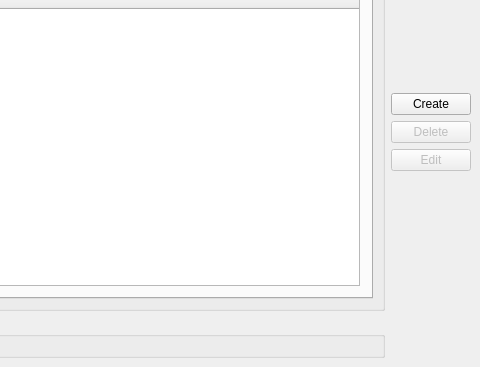
The window that src/Gui/DlgMacroExecute.ui (berndhahnebach/All_FreeCAD) describes before a commit, drawn with Qt 5; both pictures show x 160 to 640 and y 113 to 480 of the 640 by 480 pixel window.
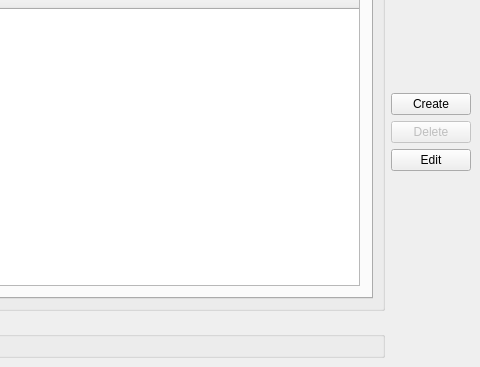
The same window after the commit. Custom widgets are drawn as their Qt base class.

Commit message: + allow to open system macros in read-only mode

```diff
--- a/src/Gui/DlgMacroExecute.ui
+++ b/src/Gui/DlgMacroExecute.ui
@@ -246,9 +246,6 @@
        </item>
        <item>
         <widget class="QPushButton" name="editButton">
-         <property name="enabled">
-          <bool>false</bool>
-         </property>
          <property name="text">
           <string>Edit</string>
          </property>
```
The commit also changes 2 other files.
